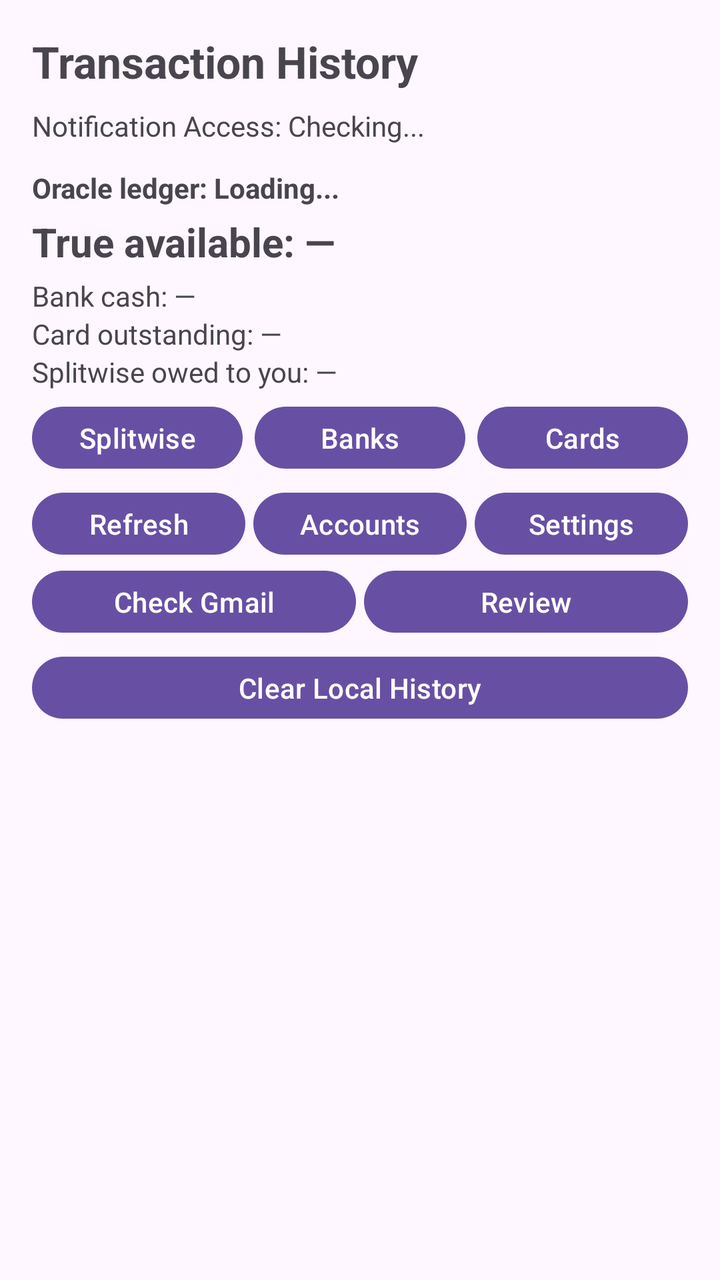
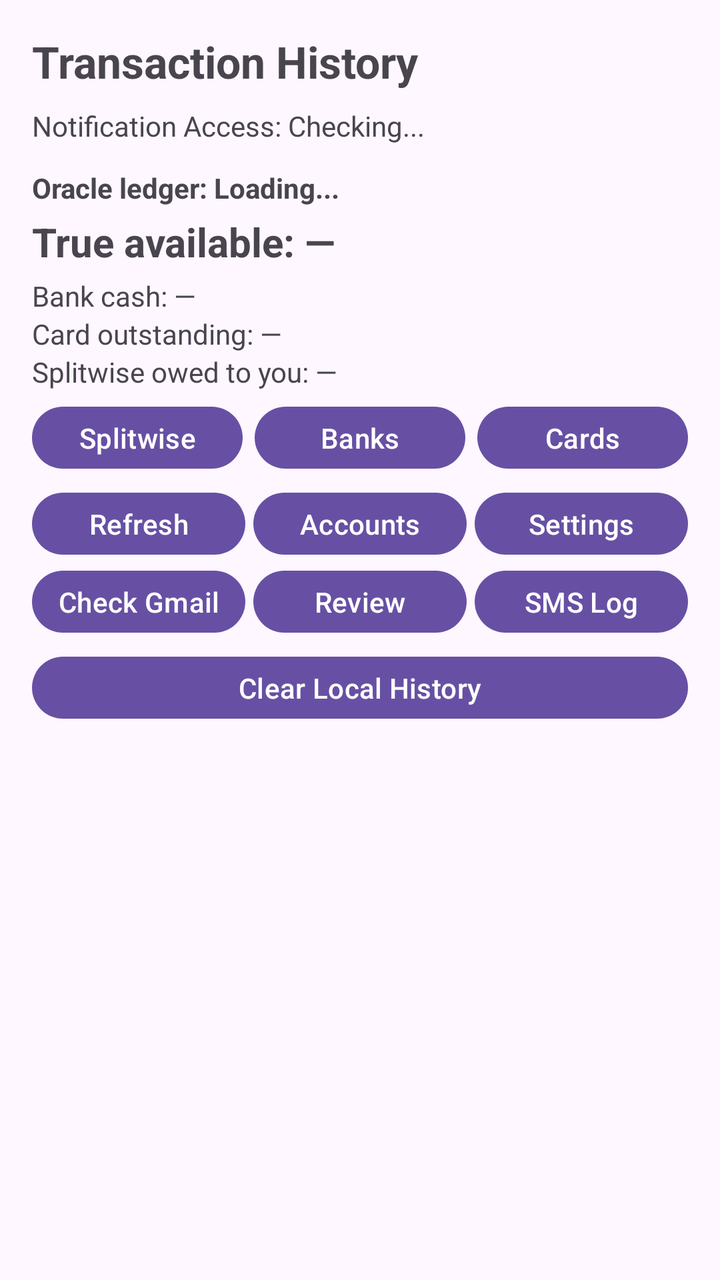

Before-and-after screenshots of an Android layout around one commit, followed by the original layout XML and the change that was made.
<!-- AndroidManifest.xml: application theme Theme.FinanceSMSTracker -->
<!-- res/layout/activity_main.xml -->
<?xml version="1.0" encoding="utf-8"?>
<androidx.constraintlayout.widget.ConstraintLayout xmlns:android="http://schemas.android.com/apk/res/android"
    xmlns:app="http://schemas.android.com/apk/res-auto"
    xmlns:tools="http://schemas.android.com/tools"
    android:id="@+id/main"
    android:layout_width="match_parent"
    android:layout_height="match_parent"
    android:padding="16dp"
    tools:context=".MainActivity">

    <TextView
        android:id="@+id/textViewTitle"
        android:layout_width="wrap_content"
        android:layout_height="wrap_content"
        android:text="Transaction History"
        android:textSize="22sp"
        android:textStyle="bold"
        app:layout_constraintStart_toStartOf="parent"
        app:layout_constraintTop_toTopOf="parent" />

    <Button
        android:id="@+id/buttonOpenNotificationSettings"
        android:layout_width="0dp"
        android:layout_height="wrap_content"
        android:layout_marginTop="12dp"
        android:text="Enable Gmail Notifications"
        android:visibility="gone"
        app:layout_constraintEnd_toEndOf="parent"
        app:layout_constraintStart_toStartOf="parent"
        app:layout_constraintTop_toBottomOf="@id/textViewTitle" />

    <TextView
        android:id="@+id/textViewNotificationStatus"
        android:layout_width="0dp"
        android:layout_height="wrap_content"
        android:layout_marginTop="8dp"
        android:text="Notification Access: Checking..."
        android:textSize="14sp"
        app:layout_constraintEnd_toEndOf="parent"
        app:layout_constraintStart_toStartOf="parent"
        app:layout_constraintTop_toBottomOf="@id/buttonOpenNotificationSettings" />

    <LinearLayout
        android:id="@+id/oracleLedgerPanel"
        android:layout_width="0dp"
        android:layout_height="wrap_content"
        android:layout_marginTop="12dp"
        android:orientation="vertical"
        app:layout_constraintEnd_toEndOf="parent"
        app:layout_constraintStart_toStartOf="parent"
        app:layout_constraintTop_toBottomOf="@id/textViewNotificationStatus">

        <TextView
            android:id="@+id/textViewOracleStatus"
            android:layout_width="wrap_content"
            android:layout_height="wrap_content"
            android:text="Oracle ledger: Loading..."
            android:textSize="14sp"
            android:textStyle="bold" />

        <TextView
            android:id="@+id/textViewTrueAvailable"
            android:layout_width="wrap_content"
            android:layout_height="wrap_content"
            android:layout_marginTop="4dp"
            android:text="True available: —"
            android:textSize="20sp"
            android:textStyle="bold" />

        <TextView
            android:id="@+id/textViewBankCash"
            android:layout_width="wrap_content"
            android:layout_height="wrap_content"
            android:layout_marginTop="4dp"
            android:text="Bank cash: —"
            android:textSize="14sp" />

        <TextView
            android:id="@+id/textViewCardOutstanding"
            android:layout_width="wrap_content"
            android:layout_height="wrap_content"
            android:text="Card outstanding: —"
            android:textSize="14sp" />

        <TextView
            android:id="@+id/textViewSplitwiseReceivable"
            android:layout_width="wrap_content"
            android:layout_height="wrap_content"
            android:text="Splitwise owed to you: —"
            android:textSize="14sp" />

        <LinearLayout
            android:layout_width="match_parent"
            android:layout_height="wrap_content"
            android:layout_marginTop="4dp"
            android:orientation="horizontal">

            <Button
                android:id="@+id/buttonEditSplitwise"
                android:layout_width="0dp"
                android:layout_height="wrap_content"
                android:layout_weight="1"
                android:minHeight="0dp"
                android:paddingStart="4dp"
                android:paddingEnd="4dp"
                android:text="Splitwise" />

            <Button
                android:id="@+id/buttonEditBankAccounts"
                android:layout_width="0dp"
                android:layout_height="wrap_content"
                android:layout_marginStart="6dp"
                android:layout_weight="1"
                android:minHeight="0dp"
                android:paddingStart="4dp"
                android:paddingEnd="4dp"
                android:text="Banks" />

            <Button
                android:id="@+id/buttonEditCreditCards"
                android:layout_width="0dp"
                android:layout_height="wrap_content"
                android:layout_marginStart="6dp"
                android:layout_weight="1"
                android:minHeight="0dp"
                android:paddingStart="4dp"
                android:paddingEnd="4dp"
                android:text="Cards" />
        </LinearLayout>

    </LinearLayout>

    <LinearLayout
        android:id="@+id/oracleControlsRow"
        android:layout_width="0dp"
        android:layout_height="wrap_content"
        android:layout_marginTop="4dp"
        android:orientation="horizontal"
        app:layout_constraintEnd_toEndOf="parent"
        app:layout_constraintStart_toStartOf="parent"
        app:layout_constraintTop_toBottomOf="@id/oracleLedgerPanel">

        <Button
            android:id="@+id/buttonRefreshOracle"
            android:layout_width="0dp"
            android:layout_height="wrap_content"
            android:layout_weight="1"
            android:minHeight="0dp"
            android:paddingStart="2dp"
            android:paddingEnd="2dp"
            android:text="Refresh" />

        <Button
            android:id="@+id/buttonViewAccounts"
            android:layout_width="0dp"
            android:layout_height="wrap_content"
            android:layout_marginStart="4dp"
            android:layout_weight="1"
            android:minHeight="0dp"
            android:paddingStart="2dp"
            android:paddingEnd="2dp"
            android:text="Accounts" />

        <Button
            android:id="@+id/buttonOracleSettings"
            android:layout_width="0dp"
            android:layout_height="wrap_content"
            android:layout_marginStart="4dp"
            android:layout_weight="1"
            android:minHeight="0dp"
            android:paddingStart="2dp"
            android:paddingEnd="2dp"
            android:text="Settings" />

    </LinearLayout>

    <LinearLayout
        android:id="@+id/oracleControlsRow2"
        android:layout_width="0dp"
        android:layout_height="wrap_content"
        android:orientation="horizontal"
        app:layout_constraintEnd_toEndOf="parent"
        app:layout_constraintStart_toStartOf="parent"
        app:layout_constraintTop_toBottomOf="@id/oracleControlsRow">

        <Button
            android:id="@+id/buttonGmailSync"
            android:layout_width="0dp"
            android:layout_height="wrap_content"
            android:layout_weight="1"
            android:minHeight="0dp"
            android:paddingStart="2dp"
            android:paddingEnd="2dp"
            android:text="Check Gmail" />

        <Button
            android:id="@+id/buttonReviewReconcile"
            android:layout_width="0dp"
            android:layout_height="wrap_content"
            android:layout_marginStart="4dp"
            android:layout_weight="1"
            android:minHeight="0dp"
            android:paddingStart="2dp"
            android:paddingEnd="2dp"
            android:text="Review" />

    </LinearLayout>

    <Button
        android:id="@+id/buttonClearLocalHistory"
        android:layout_width="0dp"
        android:layout_height="wrap_content"
        android:layout_marginTop="4dp"
        android:minHeight="0dp"
        android:text="Clear Local History"
        app:layout_constraintEnd_toEndOf="parent"
        app:layout_constraintStart_toStartOf="parent"
        app:layout_constraintTop_toBottomOf="@id/oracleControlsRow2" />

    <androidx.recyclerview.widget.RecyclerView
        android:id="@+id/recyclerViewTransactions"
        android:layout_width="0dp"
        android:layout_height="0dp"
        android:layout_marginTop="12dp"
        app:layout_constraintBottom_toBottomOf="parent"
        app:layout_constraintEnd_toEndOf="parent"
        app:layout_constraintStart_toStartOf="parent"
        app:layout_constraintTop_toBottomOf="@id/buttonClearLocalHistory"
        tools:listitem="@layout/item_transaction" />

    <TextView
        android:id="@+id/textViewEmpty"
        android:layout_width="wrap_content"
        android:layout_height="wrap_content"
        android:text="No transactions found."
        android:textSize="16sp"
        android:visibility="gone"
        app:layout_constraintBottom_toBottomOf="parent"
        app:layout_constraintEnd_toEndOf="parent"
        app:layout_constraintStart_toStartOf="parent"
        app:layout_constraintTop_toTopOf="@id/recyclerViewTransactions" />

</androidx.constraintlayout.widget.ConstraintLayout>
<!-- res/layout/item_transaction.xml (included above) -->
<?xml version="1.0" encoding="utf-8"?>
<androidx.cardview.widget.CardView xmlns:android="http://schemas.android.com/apk/res/android"
    xmlns:app="http://schemas.android.com/apk/res-auto"
    android:layout_width="match_parent"
    android:layout_height="wrap_content"
    android:layout_marginBottom="8dp"
    app:cardCornerRadius="8dp"
    app:cardElevation="2dp">

    <LinearLayout
        android:layout_width="match_parent"
        android:layout_height="wrap_content"
        android:orientation="vertical"
        android:padding="12dp">

        <LinearLayout
            android:layout_width="match_parent"
            android:layout_height="wrap_content"
            android:orientation="horizontal">

            <TextView
                android:id="@+id/textViewMerchant"
                android:layout_width="0dp"
                android:layout_height="wrap_content"
                android:layout_weight="1"
                android:text="Merchant / Payee"
                android:textColor="@android:color/black"
                android:textSize="16sp"
                android:textStyle="bold" />

            <TextView
                android:id="@+id/textViewAmount"
                android:layout_width="wrap_content"
                android:layout_height="wrap_content"
                android:text="₹0.00"
                android:textSize="16sp"
                android:textStyle="bold" />
        </LinearLayout>

        <LinearLayout
            android:layout_width="match_parent"
            android:layout_height="wrap_content"
            android:layout_marginTop="4dp"
            android:orientation="horizontal">

            <TextView
                android:id="@+id/textViewCategory"
                android:layout_width="wrap_content"
                android:layout_height="wrap_content"
                android:background="#E0E0E0"
                android:paddingHorizontal="6dp"
                android:paddingVertical="2dp"
                android:text="CATEGORY"
                android:textSize="12sp"
                android:textStyle="bold" />

            <TextView
                android:id="@+id/textViewType"
                android:layout_width="wrap_content"
                android:layout_height="wrap_content"
                android:layout_marginStart="8dp"
                android:text="DEBIT"
                android:textSize="12sp" />

            <TextView
                android:id="@+id/textViewPaymentMethod"
                android:layout_width="0dp"
                android:layout_height="wrap_content"
                android:layout_weight="1"
                android:layout_marginStart="8dp"
                android:text="UPI"
                android:textSize="12sp" />

            <TextView
                android:id="@+id/textViewBank"
                android:layout_width="wrap_content"
                android:layout_height="wrap_content"
                android:text="HDFC"
                android:textSize="12sp" />
        </LinearLayout>

        <TextView
            android:id="@+id/textViewDateTime"
            android:layout_width="match_parent"
            android:layout_height="wrap_content"
            android:layout_marginTop="6dp"
            android:text="12 Oct 2023, 10:30 AM"
            android:textSize="11sp"
            android:textColor="@android:color/darker_gray" />

    </LinearLayout>
</androidx.cardview.widget.CardView>
<!-- resources referenced by this layout -->
<resources>
  <style name="Theme.FinanceSMSTracker" parent="Base.Theme.FinanceSMSTracker" />
  <style name="Base.Theme.FinanceSMSTracker" parent="Theme.Material3.DayNight.NoActionBar">
          
          
      </style>
</resources>

<!-- the commit's change to res/layout/activity_main.xml (unified diff, before → after) -->
@@ -203,6 +203,17 @@
             android:paddingStart="2dp"
             android:paddingEnd="2dp"
             android:text="Review" />
+
+        <Button
+            android:id="@+id/buttonSmsLog"
+            android:layout_width="0dp"
+            android:layout_height="wrap_content"
+            android:layout_marginStart="4dp"
+            android:layout_weight="1"
+            android:minHeight="0dp"
+            android:paddingStart="2dp"
+            android:paddingEnd="2dp"
+            android:text="SMS Log" />
 
     </LinearLayout>
 
